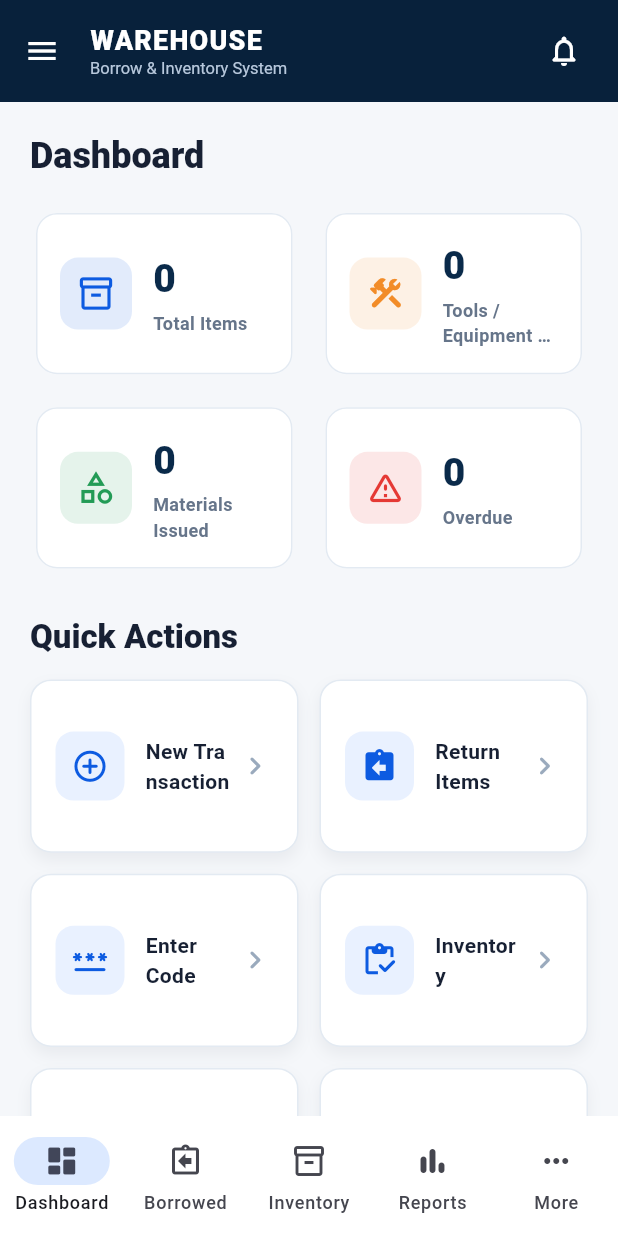
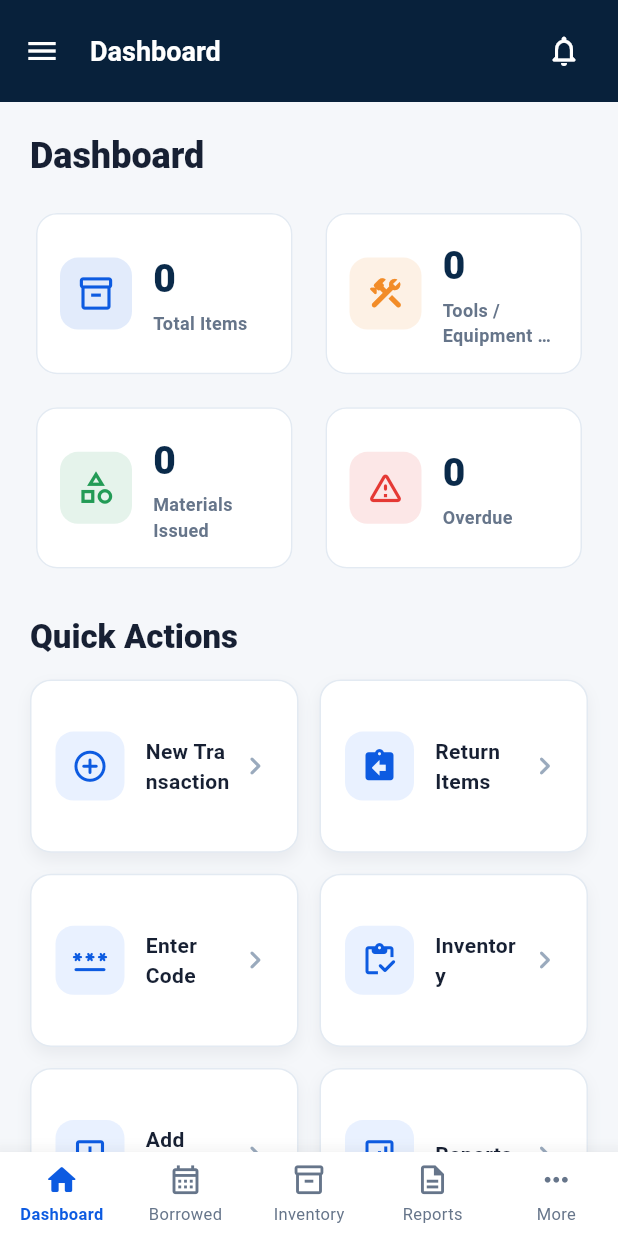
Before and after one commit to JamesSerenio/warehouse, a Flutter app: the DashboardScreen screen opened directly, on a phone screen of 412 x 824 dp. Run offline on Flutter 3.47's test engine with Material 3 defaults, Android fonts, the phone set to English and light mode, and no system bars; our stand-ins replace supabase_flutter; accounts and stored records are empty.

Commit message:
added dashboad

```diff
--- a/lib/screens/dashboard_screen.dart
+++ b/lib/screens/dashboard_screen.dart
@@ -15,10 +15,10 @@ class DashboardScreen extends StatefulWidget {
 
 class _DashboardScreenState extends State<DashboardScreen> {
   static const _navItems = [
-    (label: 'Dashboard', icon: Icons.dashboard_rounded),
-    (label: 'Borrowed', icon: Icons.assignment_return_outlined),
+    (label: 'Dashboard', icon: Icons.home_rounded),
+    (label: 'Borrowed', icon: Icons.calendar_month_outlined),
     (label: 'Inventory', icon: Icons.inventory_2_outlined),
-    (label: 'Reports', icon: Icons.bar_chart_rounded),
+    (label: 'Reports', icon: Icons.description_outlined),
     (label: 'More', icon: Icons.more_horiz_rounded),
   ];
   final _supabaseService = SupabaseService();
@@ -47,61 +47,6 @@ class _DashboardScreenState extends State<DashboardScreen> {
     MaterialPageRoute<void>(builder: (_) => PlaceholderScreen(title: title)),
   );
 
-  void _onNavTap(int index) {
-    if (index == 0) return;
-    if (index == 4) {
-      _showMoreMenu();
-    } else {
-      _open(_navItems[index].label);
-    }
-  }
-
-  Future<void> _showMoreMenu() => showModalBottomSheet<void>(
-    context: context,
-    showDragHandle: true,
-    constraints: const BoxConstraints(maxWidth: 560),
-    builder: (sheetContext) => SafeArea(
-      child: Padding(
-        padding: const EdgeInsets.fromLTRB(16, 0, 16, 18),
-        child: Column(
-          mainAxisSize: MainAxisSize.min,
-          children: [
-            const ListTile(
-              title: Text(
-                'More',
-                style: TextStyle(fontSize: 20, fontWeight: FontWeight.w700),
-              ),
-            ),
-            ListTile(
-              leading: const Icon(Icons.history_rounded),
-              title: const Text('Stock History'),
-              onTap: () {
-                Navigator.pop(sheetContext);
-                _open('Stock History');
-              },
-            ),
-            ListTile(
-              leading: const Icon(Icons.settings_outlined),
-              title: const Text('Settings'),
-              onTap: () {
-                Navigator.pop(sheetContext);
-                _open('Settings');
-              },
-            ),
-            ListTile(
-              leading: const Icon(Icons.logout_rounded, color: Colors.red),
-              title: const Text('Logout'),
-              onTap: () {
-                Navigator.pop(sheetContext);
-                _logout();
-              },
-            ),
-          ],
-        ),
-      ),
-    ),
-  );
-
   @override
   Widget build(BuildContext context) {
     return Scaffold(
@@ -112,22 +57,9 @@ class _DashboardScreenState extends State<DashboardScreen> {
         backgroundColor: const Color(0xFF08213B),
         foregroundColor: Colors.white,
         titleSpacing: 4,
-        title: const Column(
-          crossAxisAlignment: CrossAxisAlignment.start,
-          children: [
-            Text(
-              'WAREHOUSE',
-              style: TextStyle(
-                fontSize: 18,
-                fontWeight: FontWeight.w800,
-                letterSpacing: .8,
-              ),
-            ),
-            Text(
-              'Borrow & Inventory System',
-              style: TextStyle(fontSize: 11, color: Color(0xFFB7C8DC)),
-            ),
-          ],
+        title: const Text(
+          'Dashboard',
+          style: TextStyle(fontSize: 18, fontWeight: FontWeight.w700),
         ),
         actions: [
           IconButton(
@@ -281,14 +213,30 @@ class _DashboardScreenState extends State<DashboardScreen> {
           );
         },
       ),
-      bottomNavigationBar: NavigationBar(
-        selectedIndex: 0,
-        onDestinationSelected: _onNavTap,
+      bottomNavigationBar: BottomNavigationBar(
+        currentIndex: 0,
+        onTap: (_) {},
+        type: BottomNavigationBarType.fixed,
         backgroundColor: Colors.white,
-        indicatorColor: const Color(0xFFDCE9FF),
-        destinations: [
+        selectedItemColor: const Color(0xFF0D5BE1),
+        unselectedItemColor: const Color(0xFF66758A),
+        selectedFontSize: 11,
+        unselectedFontSize: 11,
+        selectedLabelStyle: const TextStyle(fontWeight: FontWeight.w700),
+        elevation: 12,
+        items: [
           for (final item in _navItems)
-            NavigationDestination(icon: Icon(item.icon), label: item.label),
+            BottomNavigationBarItem(
+              icon: Padding(
+                padding: const EdgeInsets.only(bottom: 3),
+                child: Icon(item.icon, size: 23),
+              ),
+              activeIcon: Padding(
+                padding: const EdgeInsets.only(bottom: 3),
+                child: Icon(item.icon, size: 24),
+              ),
+              label: item.label,
+            ),
         ],
       ),
     );
```
